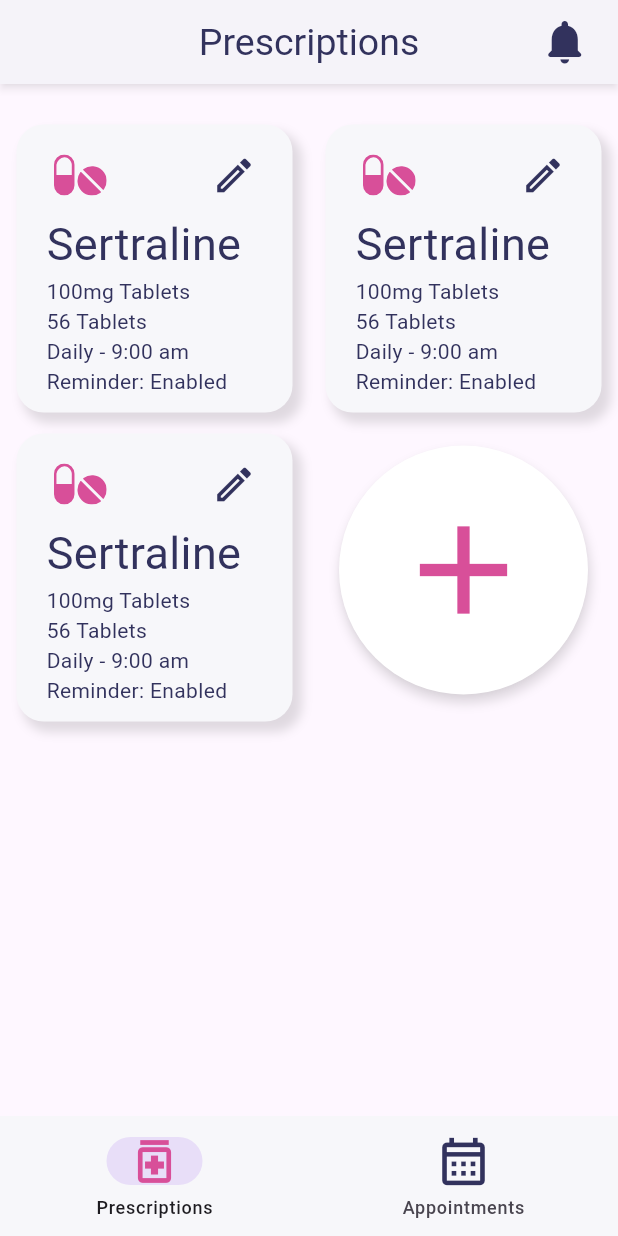
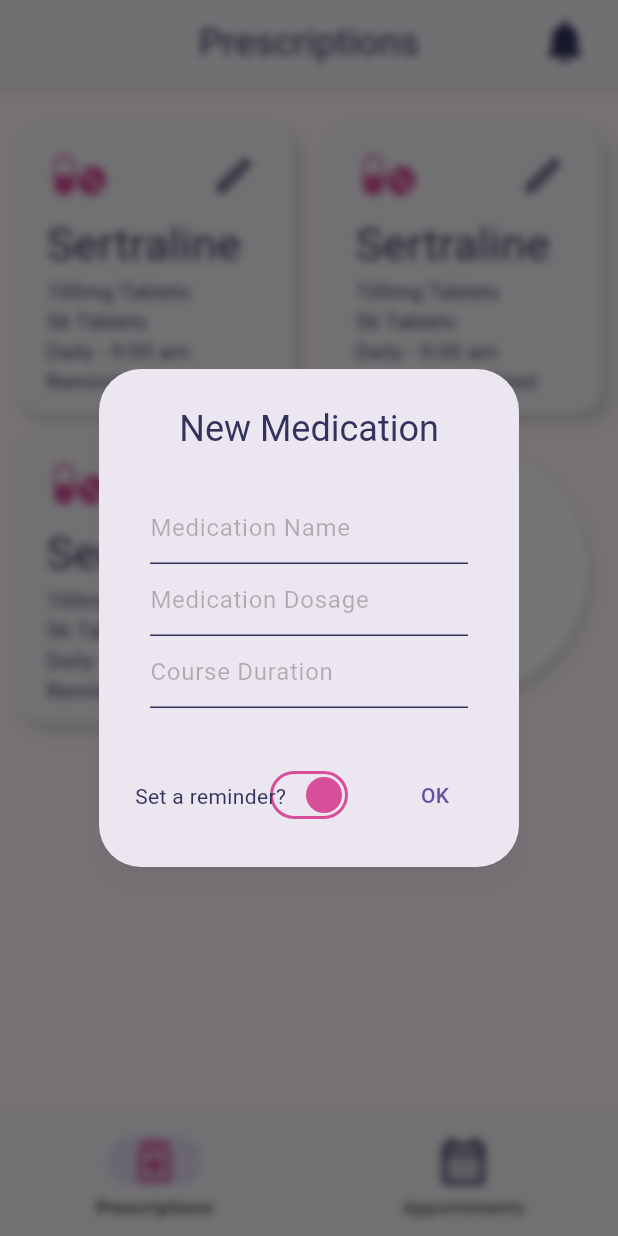
Before and after one commit to JackBuckley21/medicate, a Flutter app: the screen it shows after launch, after a tap on the "add" icon, on a phone screen of 412 x 824 dp. Run offline on Flutter 3.47's test engine with Material 2 defaults, Android fonts, the phone set to English and light mode, and no system bars; our stand-ins replace flutter_svg, table_calendar.

Commit message:
pop added

```diff
--- a/lib/widgets/add_button.dart
+++ b/lib/widgets/add_button.dart
@@ -1,4 +1,6 @@
 import 'package:flutter/material.dart';
+
+import 'model/module.dart';
 
 class AddButton extends StatelessWidget {
   const AddButton({Key? key}) : super(key: key);
@@ -9,11 +11,7 @@ class AddButton extends StatelessWidget {
         decoration: const BoxDecoration(
           shape: BoxShape.circle,
           boxShadow: [
-            BoxShadow(
-                color: Colors.black12,
-                spreadRadius: 1,
-                blurRadius: 5,
-                offset: Offset(1, 5)),
+            BoxShadow(color: Colors.black12, spreadRadius: 1, blurRadius: 5, offset: Offset(1, 5)),
           ],
         ),
         child: ElevatedButton(
@@ -27,7 +25,12 @@ class AddButton extends StatelessWidget {
             color: Color.fromRGBO(216, 79, 153, 1),
           ),
           onPressed: () {
-            // Add a new item to the list.
+            showDialog(
+              context: context,
+              builder: (BuildContext context) {
+                return const PopUp();
+              },
+            );
           },
         ));
   }
--- /dev/null
+++ b/lib/widgets/model/alarm_switch.dart
@@ -0,0 +1,48 @@
+import 'package:flutter/material.dart';
+import 'package:medicate/styling/styling.dart';
+
+class AlarmSwitch extends StatefulWidget {
+  const AlarmSwitch({super.key});
+
+  @override
+  State<AlarmSwitch> createState() => _AlarmSwitch();
+}
+
+class _AlarmSwitch extends State<AlarmSwitch> {
+  bool light = true;
+
+  @override
+  Widget build(BuildContext context) {
+    return Switch(
+      activeTrackColor: Colors.transparent,
+      inactiveTrackColor: Colors.transparent,
+
+      // This bool value toggles the switch.
+      trackOutlineColor: MaterialStateProperty.resolveWith(
+        (final Set<MaterialState> states) {
+          if (states.contains(MaterialState.selected)) {
+            return Styling.iconColour;
+          }
+
+          return Styling.textColour;
+        },
+      ),
+      thumbColor: MaterialStateProperty.resolveWith(
+        (final Set<MaterialState> states) {
+          if (states.contains(MaterialState.selected)) {
+            return Styling.iconColour;
+          }
+
+          return Styling.textColour;
+        },
+      ),
+      value: light,
+      onChanged: (bool value) {
+        // This is called when the user toggles the switch.
+        setState(() {
+          light = value;
+        });
+      },
+    );
+  }
+}
--- /dev/null
+++ b/lib/widgets/model/module.dart
@@ -0,0 +1,94 @@
+import 'dart:ui';
+
+import 'package:flutter/material.dart';
+import 'package:medicate/styling/styling.dart';
+import 'package:medicate/widgets/model/alarm_switch.dart';
+
+class PopUp extends StatelessWidget {
+  const PopUp({super.key});
+
+  @override
+  Widget build(BuildContext context) {
+    return BackdropFilter(
+        filter: ImageFilter.blur(
+          sigmaX: 3,
+          sigmaY: 3,
+        ),
+        child: AlertDialog(
+          shadowColor: Colors.black12,
+          title: const Text(
+            'New Medication',
+            textAlign: TextAlign.center,
+            style: TextStyle(color: Styling.textColour),
+          ),
+          content: Container(
+              padding: const EdgeInsets.all(10),
+              child: const Column(
+                mainAxisSize: MainAxisSize.min,
+                children: [
+                  TextField(
+                    decoration: InputDecoration(
+                      hintText: 'Medication Name',
+                      hintStyle: TextStyle(color: Colors.black26),
+                      enabledBorder: UnderlineInputBorder(
+                        borderSide: BorderSide(color: Color.fromRGBO(50, 50, 93, 80)),
+                      ),
+                      focusedBorder: UnderlineInputBorder(
+                        borderSide: BorderSide(color: Styling.iconColour),
+                      ),
+                    ),
+                    style: TextStyle(color: Styling.textColour),
+                  ),
+                  TextField(
+                    decoration: InputDecoration(
+                      hintText: 'Medication Dosage',
+                      hintStyle: TextStyle(color: Colors.black26),
+                      enabledBorder: UnderlineInputBorder(
+                        borderSide: BorderSide(color: Color.fromRGBO(50, 50, 93, 80)),
+                      ),
+                      focusedBorder: UnderlineInputBorder(
+                        borderSide: BorderSide(color: Styling.iconColour),
+                      ),
+                    ),
+                    style: TextStyle(color: Styling.textColour),
+                  ),
+                  TextField(
+                    decoration: InputDecoration(
+                      hintText: 'Course Duration',
+                      hintStyle: TextStyle(color: Colors.black26),
+                      enabledBorder: UnderlineInputBorder(
+                        borderSide: BorderSide(color: Color.fromRGBO(50, 50, 93, 80)),
+                      ),
+                      focusedBorder: UnderlineInputBorder(
+                        borderSide: BorderSide(color: Styling.iconColour),
+                      ),
+                    ),
+                    style: TextStyle(color: Styling.textColour),
+                  ),
+                ],
+              )),
+          actions: <Widget>[
+            Stack(children: [
+              Container(
+                alignment: Alignment.center,
+                child: const AlarmSwitch(),
+              ),
+              Container(
+                padding: const EdgeInsets.only(top: 15),
+                alignment: Alignment.centerLeft,
+                child: const Text(
+                  'Set a reminder?',
+                  style: TextStyle(color: Styling.textColour),
+                ),
+              ),
+              Container(
+                  alignment: Alignment.centerRight,
+                  child: TextButton(
+                    onPressed: () => Navigator.pop(context, 'OK'),
+                    child: const Text('OK'),
+                  )),
+            ])
+          ],
+        ));
+  }
+}
```
